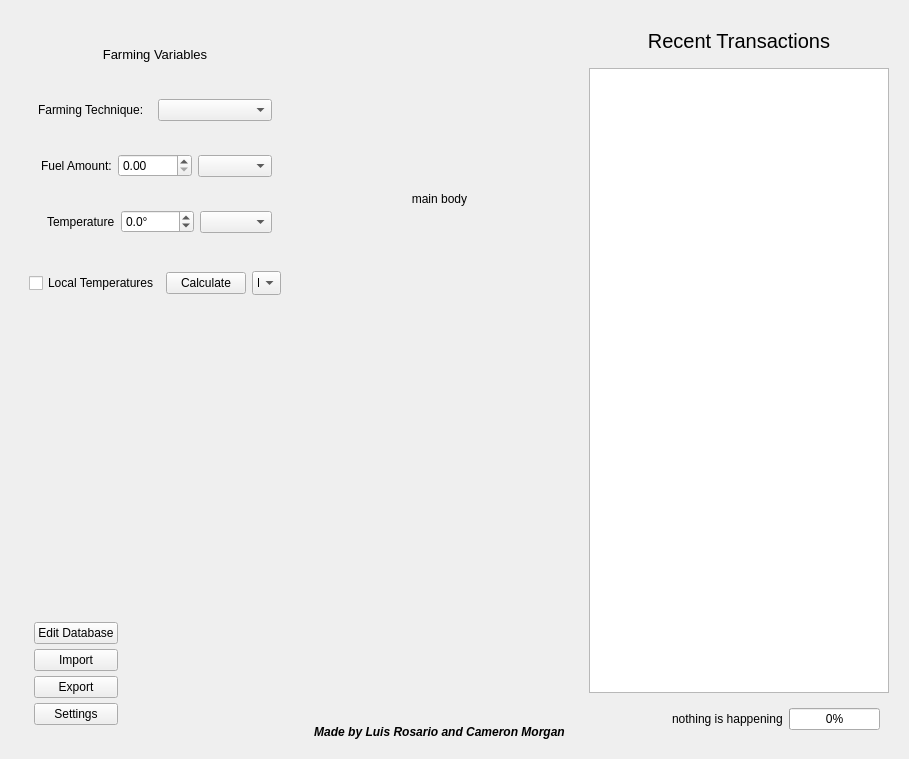
Luis-Rosario-Alers/CarbonCalculator, file src/data/resources/GUI_files/generalTabWidget.ui: the form before one commit.
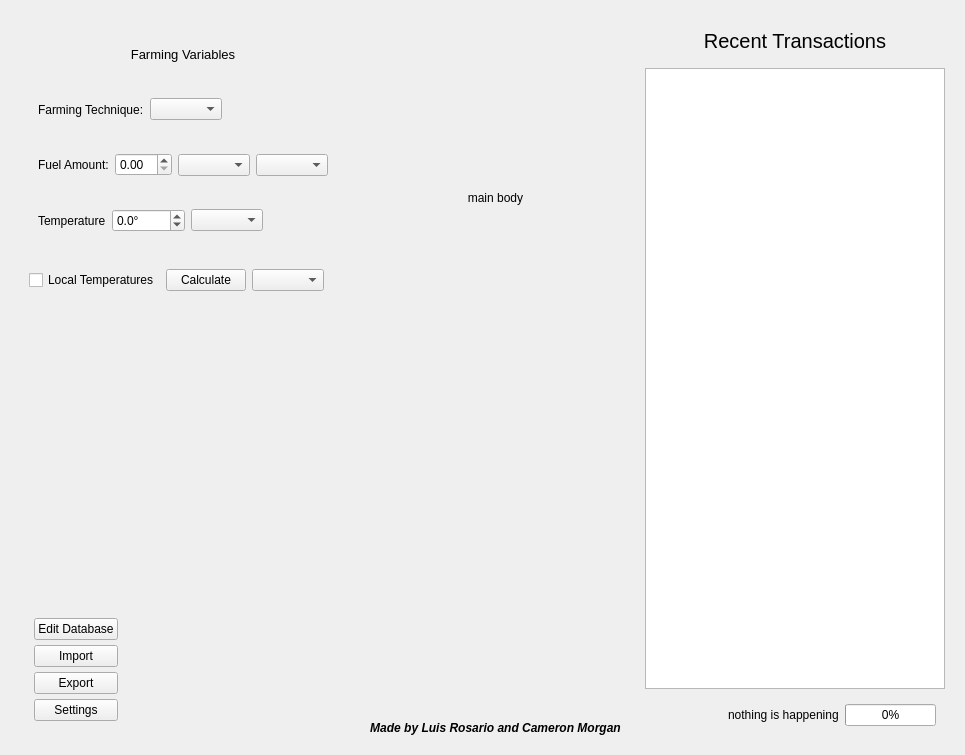
The form after the commit.

```diff
--- a/src/data/resources/GUI_files/generalTabWidget.ui
+++ b/src/data/resources/GUI_files/generalTabWidget.ui
@@ -6,8 +6,8 @@
    <rect>
     <x>0</x>
     <y>0</y>
-    <width>862</width>
-    <height>759</height>
+    <width>965</width>
+    <height>755</height>
    </rect>
   </property>
   <property name="windowTitle">
@@ -16,18 +16,45 @@
   <layout class="QHBoxLayout" name="horizontalLayout">
    <item>
     <widget class="QWidget" name="leftBar" native="true">
+     <property name="sizePolicy">
+      <sizepolicy hsizetype="Preferred" vsizetype="Preferred">
+       <horstretch>0</horstretch>
+       <verstretch>0</verstretch>
+      </sizepolicy>
+     </property>
      <property name="maximumSize">
       <size>
-       <width>300</width>
+       <width>16777215</width>
        <height>16777215</height>
       </size>
      </property>
      <layout class="QVBoxLayout" name="verticalLayout_2">
       <item>
        <widget class="QWidget" name="farmingVariablesWidget" native="true">
+        <property name="sizePolicy">
+         <sizepolicy hsizetype="Maximum" vsizetype="Preferred">
+          <horstretch>0</horstretch>
+          <verstretch>0</verstretch>
+         </sizepolicy>
+        </property>
+        <property name="minimumSize">
+         <size>
+          <width>300</width>
+          <height>0</height>
+         </size>
+        </property>
+        <property name="contextMenuPolicy">
+         <enum>Qt::ContextMenuPolicy::DefaultContextMenu</enum>
+        </property>
         <layout class="QVBoxLayout" name="verticalLayout_3">
          <item>
           <widget class="QLabel" name="farmingVariablesLabel">
+           <property name="sizePolicy">
+            <sizepolicy hsizetype="Preferred" vsizetype="Preferred">
+             <horstretch>0</horstretch>
+             <verstretch>0</verstretch>
+            </sizepolicy>
+           </property>
            <property name="font">
             <font>
              <pointsize>10</pointsize>
@@ -41,17 +68,17 @@
            </property>
           </widget>
          </item>
-         <item>
+         <item alignment="Qt::AlignmentFlag::AlignLeft">
           <widget class="QWidget" name="farmingTechniqueWidget" native="true">
            <layout class="QHBoxLayout" name="horizontalLayout_8">
-            <item>
+            <item alignment="Qt::AlignmentFlag::AlignLeft">
              <widget class="QLabel" name="farmingTechniqueLabel">
               <property name="text">
                <string>Farming Technique:</string>
               </property>
              </widget>
             </item>
-            <item>
+            <item alignment="Qt::AlignmentFlag::AlignLeft">
              <widget class="QComboBox" name="farmingTechniqueComboBox">
               <property name="sizeAdjustPolicy">
                <enum>QComboBox::SizeAdjustPolicy::AdjustToContents</enum>
@@ -61,7 +88,7 @@
            </layout>
           </widget>
          </item>
-         <item>
+         <item alignment="Qt::AlignmentFlag::AlignLeft">
           <widget class="QWidget" name="amountOfFuelUsedWidget" native="true">
            <layout class="QHBoxLayout" name="horizontalLayout_4">
             <item alignment="Qt::AlignmentFlag::AlignRight">
@@ -100,20 +127,23 @@
               </property>
              </widget>
             </item>
+            <item>
+             <widget class="QComboBox" name="fuelUnitOfMeasurementComboBox"/>
+            </item>
            </layout>
           </widget>
          </item>
-         <item alignment="Qt::AlignmentFlag::AlignRight">
+         <item alignment="Qt::AlignmentFlag::AlignLeft">
           <widget class="QWidget" name="widget" native="true">
            <layout class="QHBoxLayout" name="horizontalLayout_9">
-            <item>
+            <item alignment="Qt::AlignmentFlag::AlignLeft">
              <widget class="QLabel" name="label">
               <property name="text">
                <string>Temperature</string>
               </property>
              </widget>
             </item>
-            <item>
+            <item alignment="Qt::AlignmentFlag::AlignLeft">
              <widget class="QDoubleSpinBox" name="temperatureDoubleSpinBox">
               <property name="sizePolicy">
                <sizepolicy hsizetype="Minimum" vsizetype="Fixed">
@@ -144,7 +174,7 @@
               </property>
              </widget>
             </item>
-            <item>
+            <item alignment="Qt::AlignmentFlag::AlignLeft">
              <widget class="QComboBox" name="temperatureTypesComboBox">
               <property name="sizeAdjustPolicy">
                <enum>QComboBox::SizeAdjustPolicy::AdjustToContents</enum>
@@ -159,6 +189,12 @@
       </item>
       <item alignment="Qt::AlignmentFlag::AlignTop">
        <widget class="QWidget" name="calculateContainerWidget" native="true">
+        <property name="sizePolicy">
+         <sizepolicy hsizetype="Fixed" vsizetype="Preferred">
+          <horstretch>0</horstretch>
+          <verstretch>0</verstretch>
+         </sizepolicy>
+        </property>
         <layout class="QHBoxLayout" name="horizontalLayout_6">
          <item>
           <widget class="QCheckBox" name="calculateContainerCheckBox">
@@ -174,19 +210,20 @@
            </property>
           </widget>
          </item>
-         <item>
-          <widget class="QComboBox" name="comboBox">
+         <item alignment="Qt::AlignmentFlag::AlignLeft">
+          <widget class="QComboBox" name="calculationUnitOfMeasurementComboBox">
+           <property name="sizePolicy">
+            <sizepolicy hsizetype="Preferred" vsizetype="Fixed">
+             <horstretch>0</horstretch>
+             <verstretch>0</verstretch>
+            </sizepolicy>
+           </property>
            <property name="tabletTracking">
             <bool>false</bool>
            </property>
            <property name="sizeAdjustPolicy">
-            <enum>QComboBox::SizeAdjustPolicy::AdjustToMinimumContentsLengthWithIcon</enum>
+            <enum>QComboBox::SizeAdjustPolicy::AdjustToContents</enum>
            </property>
-           <item>
-            <property name="text">
-             <string>Kg</string>
-            </property>
-           </item>
           </widget>
          </item>
         </layout>
@@ -325,7 +362,7 @@
        <widget class="QTableView" name="sqlTableView">
         <property name="sizePolicy">
          <sizepolicy hsizetype="Ignored" vsizetype="Expanding">
-          <horstretch>0</horstretch>
+          <horstretch>199</horstretch>
           <verstretch>0</verstretch>
          </sizepolicy>
         </property>
```
Left out of the diff: 12 changed lines with no effect on the pictures.
